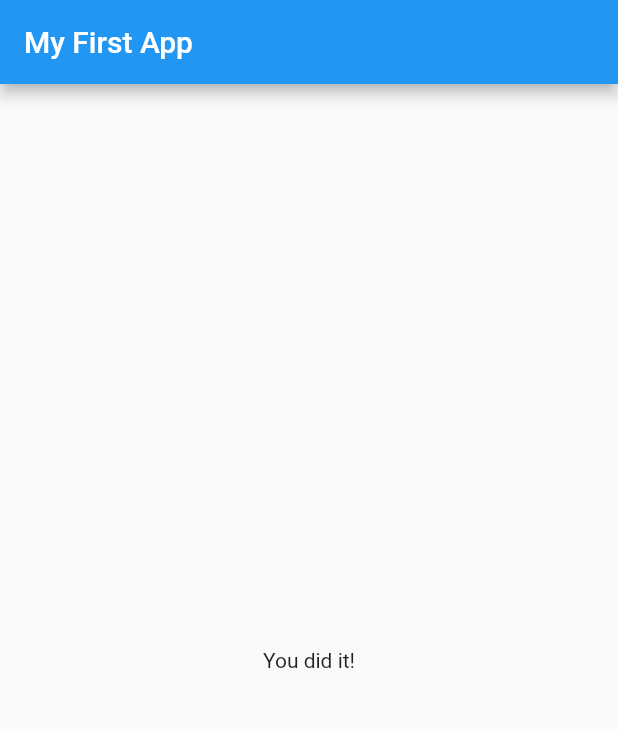
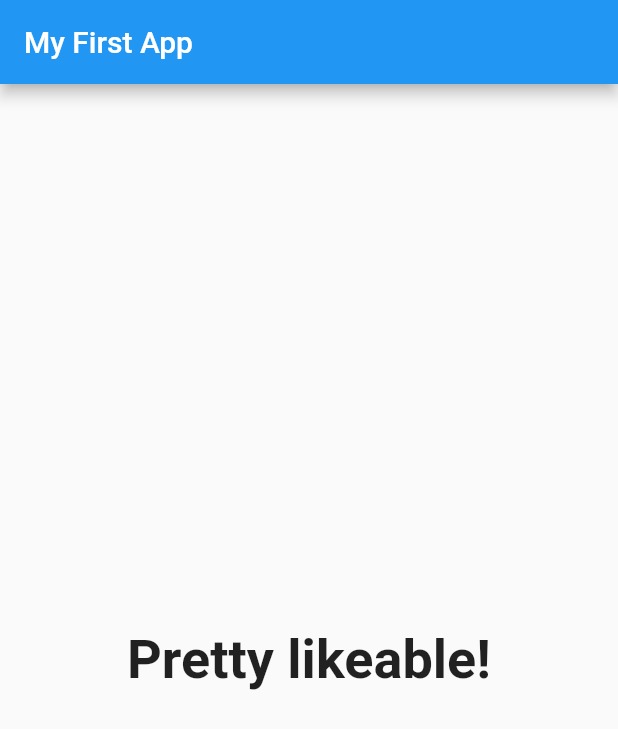
Before and after one commit to LeandroLS/flutter_course, a Flutter app: the screen it shows after launch, after a tap on "White", after a tap on "Snake", on a phone screen of 412 x 824 dp. Shown: the top 729 px of the screen. Run offline on Flutter 3.47's test engine with Material 2 defaults, Android fonts, the phone set to English and light mode, and no system bars.

Commit message:
result score

```diff
--- a/lib/main.dart
+++ b/lib/main.dart
@@ -62,7 +62,7 @@ class _MyAppState extends State<MyApp> {
                 questionIndex: _questionIndex,
                 questions: _questions,
               )
-            : Result(),
+            : Result(_totalScore),
       ),
     );
   }
--- a/lib/result.dart
+++ b/lib/result.dart
@@ -1,10 +1,32 @@
 import 'package:flutter/material.dart';
 
 class Result extends StatelessWidget {
+  final int resultScore;
+
+  Result(this.resultScore);
+
+  String get resultPhrase {
+    var resultText = 'You did it!';
+    if(resultScore <= 8){
+      resultText = 'You are awesome and innocent!';
+    } else if(resultScore <= 12){
+      resultText = 'Pretty likeable!';
+    } else if(resultScore <= 16){
+      resultText = 'You are ... Strange ?!';
+    } else {
+      resultText = 'You are so bad';
+    }
+    return resultText;
+  }
+
   @override
   Widget build(BuildContext context) {
     return Center(
-      child: Text('You did it!'),
+      child: Text(
+        resultPhrase,
+        style: TextStyle(fontSize: 36, fontWeight: FontWeight.bold),
+        textAlign: TextAlign.center,
+      ),
     );
   }
 }
```
